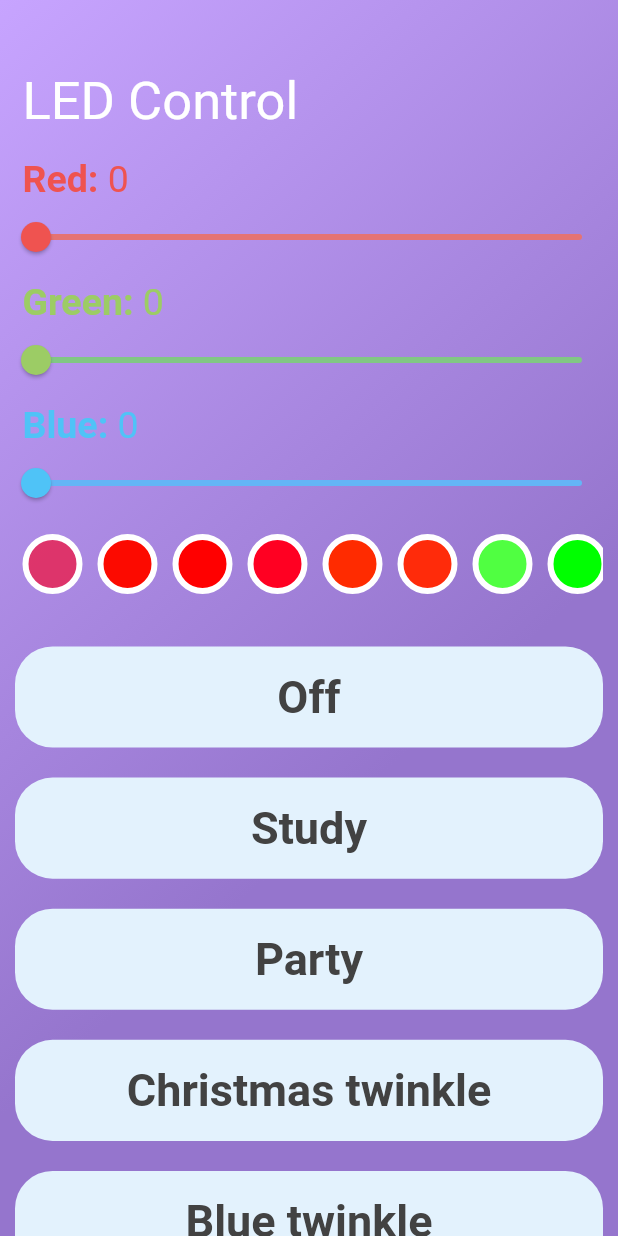
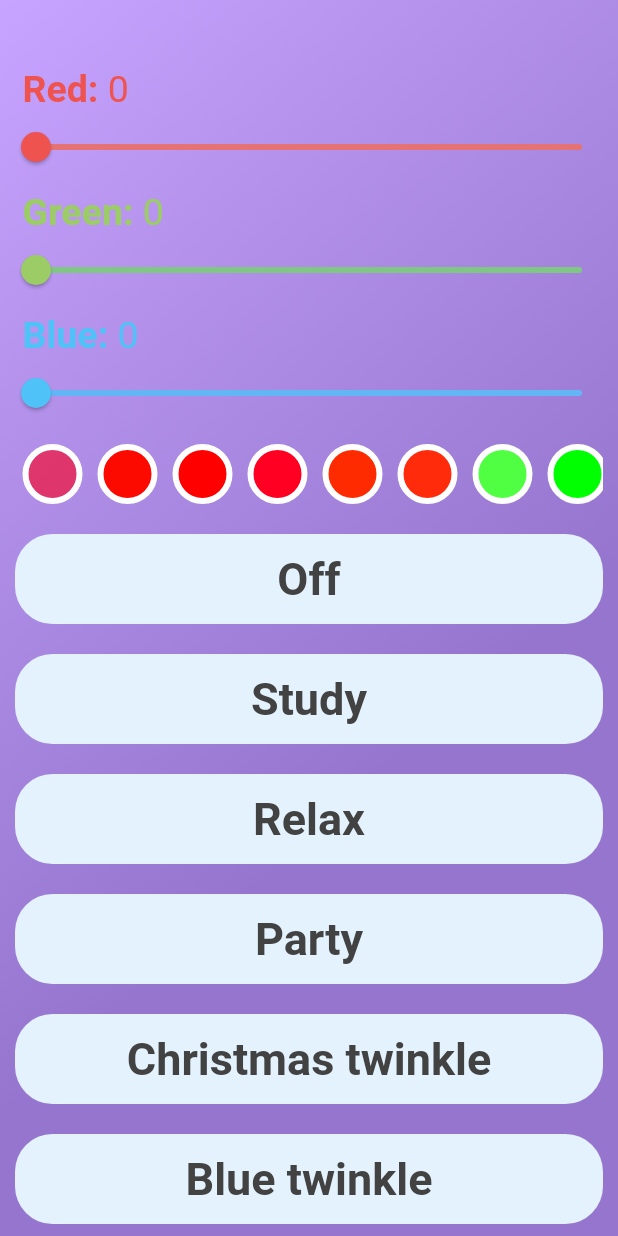
Before and after one commit to dchar18/Nikkis_LEDs, a Flutter app: the screen it shows after launch, on a phone screen of 412 x 824 dp. Run offline on Flutter 3.47's test engine with Material 2 defaults, Android fonts, the light colour scheme and no system bars; our stand-ins replace shared_preferences.

Commit message:
added control over other modes, shared preferences to save settings

```diff
--- a/led/lib/screens/home_screen.dart
+++ b/led/lib/screens/home_screen.dart
@@ -5,6 +5,7 @@ import "package:flutter/material.dart";
 import 'package:led/widgets/mode_list.dart';
 import 'package:led/widgets/preset_colors.dart';
 import 'package:led/widgets/slider_text.dart';
+import 'package:shared_preferences/shared_preferences.dart';
 
 class HomeScreen extends StatefulWidget {
   @override
@@ -21,6 +22,28 @@ class _HomeScreenState extends State<HomeScreen> {
   // Color green = Color(0xff81c784);
   // Color blue = Color(0xff64b5f6);
   Color blue = Color(0xff4fc3f7);
+
+  List<Color> presets = [
+    Color(0x9ffb0022), // pink (155,0,34)
+    Color(0xfffc0a00), // blood red (252,10,0)
+    Color(0xffff0000),
+    Color(0xffff0022), // hot pink (255,0,34)
+    Color(0xffff2b00), // orange (255,43,0)
+    Color(0xffff2b0a), // peach (255,43,10)
+    Color(0xff50ff41), // mint green (80,255,65)
+    Color(0xff00ff00),
+    Color(0xff00ffff), // aqua blue (0,255,255)
+    Color(0xff0fd0ff), // light blue (15,208,255)
+    Color(0xff0000ff),
+    Color(0xff1560ff), // metal blue (21,96,255)
+    Color(0xffff00ff), // purple (255,0,255)
+  ];
+
+  @override
+  void initState() {
+    super.initState();
+    _loadRGB();
+  }
 
   @override
   Widget build(BuildContext context) {
@@ -39,21 +62,8 @@ class _HomeScreenState extends State<HomeScreen> {
         ),
         child: Column(
           children: [
-            SizedBox(height: 30),
-            Container(
-              height: 75,
-              width: MediaQuery.of(context).size.width,
-              padding:
-                  EdgeInsets.only(top: 10, bottom: 10, left: 15, right: 10),
-              child: Text(
-                "LED Control",
-                style: TextStyle(
-                    fontSize: 35,
-                    fontWeight: FontWeight.normal,
-                    fontFamily: 'Roboto'),
-              ),
-              alignment: Alignment.centerLeft,
-            ),
+            // SizedBox(height: 30),
+            SizedBox(height: 45),
             sliderText("Red", _redValue, red),
             Slider(
               value: _redValue,
@@ -101,7 +111,42 @@ class _HomeScreenState extends State<HomeScreen> {
               activeColor: blue,
               inactiveColor: Colors.blue[300],
             ),
-            presetColors(context),
+            Container(
+              height: 60,
+              width: MediaQuery.of(context).size.width,
+              padding: EdgeInsets.all(10),
+              child: ListView.builder(
+                scrollDirection: Axis.horizontal,
+                shrinkWrap: true,
+                itemCount: presets.length,
+                itemBuilder: (BuildContext context, int index) {
+                  final Color color = presets[index];
+                  return GestureDetector(
+                    onTap: () {
+                      setState(() {
+                        _redValue = color.red.toDouble();
+                        _greenValue = color.green.toDouble();
+                        _blueValue = color.blue.toDouble();
+                        updateRGB();
+                      });
+                    },
+                    child: Container(
+                      padding: EdgeInsets.all(10),
+                      margin: EdgeInsets.only(left: 5, right: 5),
+                      height: 40,
+                      width: 40,
+                      decoration: BoxDecoration(
+                          color: color,
+                          borderRadius: BorderRadius.all(Radius.circular(20)),
+                          border: Border.all(
+                              width: 4,
+                              color: Colors.white,
+                              style: BorderStyle.solid)),
+                    ),
+                  );
+                },
+              ),
+            ),
             Expanded(
               child: modeList(),
             ),
@@ -109,6 +154,25 @@ class _HomeScreenState extends State<HomeScreen> {
         ),
       ),
     );
+  }
+
+  _loadRGB() async {
+    SharedPreferences pref = await SharedPreferences.getInstance();
+    setState(() {
+      _redValue = pref.get('red') ?? 0.0;
+      _greenValue = pref.get('green') ?? 0.0;
+      _blueValue = pref.get('blue') ?? 0.0;
+    });
+  }
+
+  updateRGB() async {
+    SharedPreferences prefs = await SharedPreferences.getInstance();
+    setState(() {
+      prefs.setDouble('red', _redValue);
+      prefs.setDouble('green', _greenValue);
+      prefs.setDouble('blue', _blueValue);
+    });
+    sendRGB();
   }
 
   // this function sends solid rgb values to a specific board/all boards
@@ -130,24 +194,21 @@ class _HomeScreenState extends State<HomeScreen> {
 
 // this function is used to send a mode (not solid rgb) to a specific board or to all
 void sendRequest(String mode) async {
-  // print("Received " + device + ", entering mode: " + mode);
-  // String url;
-  // if (mode.contains("twinkle")) {
-  //   mode = mode.replaceAll(" twinkle", "");
-  //   print("current mode: " + mode);
-  //   mode = "twinkle_" + mode;
-  // }
-  // if (device == "All") {
-  //   url = "http://192.168.50.114:8181/" + mode.toLowerCase() + "/sync";
-  // } else {
-  //   url = "http://192.168.50.114:8181/esp8266_" +
-  //       device.toLowerCase() +
-  //       "/" +
-  //       mode.toLowerCase();
-  // }
+  print("Entering mode: " + mode);
+  String url;
+  mode = mode.toLowerCase();
+  if (mode.contains("twinkle")) {
+    mode = mode.replaceAll(" twinkle", "");
+    print("current mode: " + mode);
+    mode = "twinkle_" + mode;
+  } else if (mode.contains(" ")) {
+    mode = mode.replaceAll(" ", "_");
+  }
 
-  // print("Using url: " + url);
-  // final response = await get(url);
-  // // print(response.body);
-  // print("Response: " + response.statusCode.toString());
+  url = "http://192.168.50.70/" + mode.toLowerCase();
+
+  print("Using url: " + url);
+  final response = await get(url);
+  // print(response.body);
+  print("Response: " + response.statusCode.toString());
 }
--- a/led/lib/widgets/mode_list.dart
+++ b/led/lib/widgets/mode_list.dart
@@ -4,17 +4,20 @@ import 'package:led/screens/home_screen.dart';
 List<String> modes = [
   "Off",
   "Study",
+  "Relax",
   "Party",
   "Christmas twinkle",
   "Blue twinkle",
   "Green twinkle",
-  "Snow"
+  "Snow",
+  "Fire",
+  "Blue Fire"
 ];
 
 Widget modeList() {
   return ListView.builder(
     shrinkWrap: true,
-    padding: EdgeInsets.only(top: 15.0),
+    padding: EdgeInsets.only(bottom: 10.0),
     itemCount: modes.length,
     itemBuilder: (BuildContext context, int index) {
       final String mode = modes[index];
@@ -31,7 +34,8 @@ class ModeTile extends StatelessWidget {
 
   @override
   Widget build(BuildContext context) {
-    final itemHeight = (MediaQuery.of(context).size.height - 150) / 10;
+    // final itemHeight = (MediaQuery.of(context).size.height - 150) / 10;
+    final itemHeight = 60.0;
 
     return GestureDetector(
       onTap: () {
--- a/led/lib/widgets/preset_colors.dart
+++ b/led/lib/widgets/preset_colors.dart
@@ -1,4 +1,5 @@
 import 'package:flutter/material.dart';
+import 'package:led/screens/home_screen.dart';
 
 List<Color> presets = [
   Color(0x9ffb0022), // pink (155,0,34)
@@ -42,7 +43,9 @@ class ColorTile extends StatelessWidget {
 
   @override
   Widget build(BuildContext context) {
-    return Container(
+    return GestureDetector(
+      onTap: () {},
+      child: Container(
         padding: EdgeInsets.all(10),
         margin: EdgeInsets.only(left: 5, right: 5),
         height: 40,
@@ -52,6 +55,7 @@ class ColorTile extends StatelessWidget {
             borderRadius: BorderRadius.all(Radius.circular(20)),
             border: Border.all(
                 width: 4, color: Colors.white, style: BorderStyle.solid)),
+      ),
     );
   }
 }
--- a/led/pubspec.yaml
+++ b/led/pubspec.yaml
@@ -29,6 +29,7 @@ dependencies:
   # Use with the CupertinoIcons class for iOS style icons.
   cupertino_icons: ^1.0.0
   http: ^0.12.0+2
+  shared_preferences: ^0.5.12+4
 
 dev_dependencies:
   flutter_test:
```
Also changed, not shown: led/pubspec.lock, 9 other files. Lines whose indentation alone changed are shown as unchanged.
